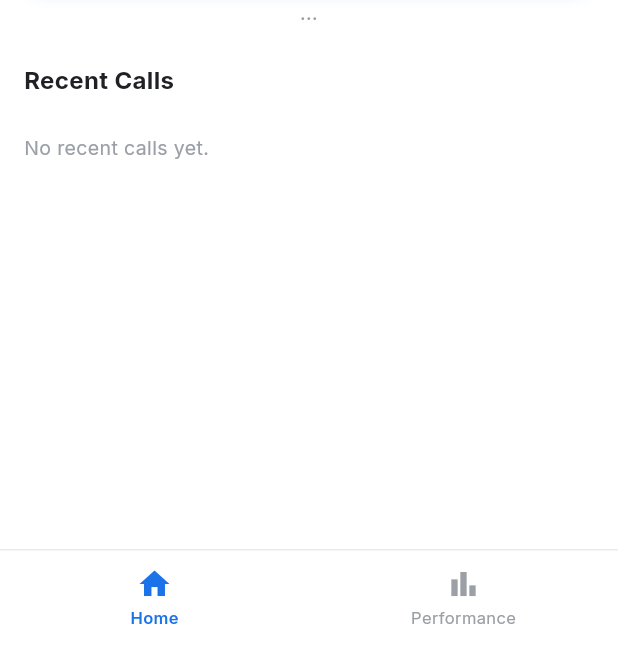
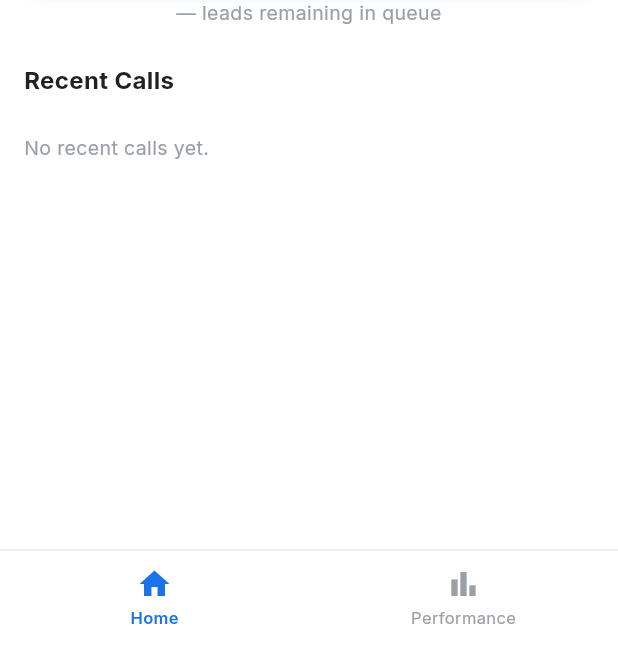
Before and after one commit to arpit0oo/callingapp, a Flutter app: the CallerShell screen opened directly, on a phone screen of 412 x 824 dp, the part 591-1236 px from its top. Run offline on Flutter 3.47's test engine with Material 3 defaults, Android fonts, the phone set to English and light mode, and no system bars; our stand-ins replace cloud_firestore, firebase_auth, firebase_core, firebase_database, google_fonts; missing offline and left inert: dart:html; accounts and stored records are empty.

Commit message:
Home: replace stale stats/summary queue count with live role-based array-length streams

```diff
--- a/lib/features/cold_caller/home_screen.dart
+++ b/lib/features/cold_caller/home_screen.dart
@@ -7,6 +7,7 @@ import 'package:flutter/material.dart';
 import 'package:google_fonts/google_fonts.dart';
 
 import '../../services/app_session.dart';
+import '../../services/firestore_service.dart';
 import '../../services/rtdb_service.dart';
 import '../../shared/widgets/recent_call_row.dart';
 import '../auth/login_screen.dart';
@@ -363,30 +364,25 @@ class _CallerHomeContentState extends State<CallerHomeContent> {
           _StartCallingButton(
               role: widget.role, onTap: _handleStartCalling),
           const SizedBox(height: 8),
-          // Queue count — one-time read from campaigns/{id}/stats/summary
-          FutureBuilder<DocumentSnapshot>(
-            future: AppSession.campaignId.isEmpty
+          // Queue count — live stream, role-based (mirrors CallingDashboard logic)
+          if (widget.role == AppRoles.coldCaller)
+            StreamBuilder<DocumentSnapshot>(
+              stream: AppSession.campaignId.isEmpty
                   ? null
-                : FirebaseFirestore.instance
-                    .collection('tenants')
-                    .doc(AppSession.tenantId)
-                    .collection('campaigns')
-                    .doc(AppSession.campaignId)
-                    .collection('stats')
-                    .doc('summary')
-                    .get(),
-            builder: (context, snapshot) {
-              if (!snapshot.hasData) {
-                return Text('...',
-                    textAlign: TextAlign.center,
-                    style: GoogleFonts.inter(
-                        fontSize: 13, color: _textHint));
+                  : FirestoreService.rawNumbersDoc(
+                      AppSession.tenantId,
+                      AppSession.campaignId,
+                      'unfiltered',
+                    ).snapshots(),
+              builder: (context, snap) {
+                int q = 0;
+                if (snap.hasData && snap.data!.exists) {
+                  final data =
+                      snap.data!.data() as Map<String, dynamic>? ?? {};
+                  q = (data['numbers'] as List<dynamic>?)?.length ?? 0;
                 }
-              final data =
-                  (snapshot.data?.data() as Map<String, dynamic>?) ?? {};
-              final q = (data['queueRemaining'] as num?)?.toInt() ?? 0;
                 return Text(
-                '$q leads remaining in queue',
+                  snap.hasData ? '$q leads remaining in queue' : '...',
                   textAlign: TextAlign.center,
                   style: GoogleFonts.inter(
                       fontSize: 13,
@@ -394,6 +390,63 @@ class _CallerHomeContentState extends State<CallerHomeContent> {
                       fontWeight: FontWeight.w400),
                 );
               },
+            )
+          else if (widget.role == AppRoles.warmCaller)
+            StreamBuilder<DocumentSnapshot>(
+              stream: AppSession.campaignId.isEmpty
+                  ? null
+                  : FirestoreService.warmNumbersDoc(
+                      AppSession.tenantId,
+                      AppSession.campaignId,
+                      'callback',
+                    ).snapshots(),
+              builder: (context, callbackSnap) {
+                return StreamBuilder<DocumentSnapshot>(
+                  stream: AppSession.campaignId.isEmpty
+                      ? null
+                      : FirestoreService.warmNumbersDoc(
+                          AppSession.tenantId,
+                          AppSession.campaignId,
+                          'retry',
+                        ).snapshots(),
+                  builder: (context, retrySnap) {
+                    int q = 0;
+                    final hasBoth =
+                        callbackSnap.hasData && retrySnap.hasData;
+                    if (hasBoth) {
+                      if (callbackSnap.data!.exists) {
+                        final d = callbackSnap.data!.data()
+                                as Map<String, dynamic>? ??
+                            {};
+                        q += (d['numbers'] as List<dynamic>?)?.length ?? 0;
+                      }
+                      if (retrySnap.data!.exists) {
+                        final d = retrySnap.data!.data()
+                                as Map<String, dynamic>? ??
+                            {};
+                        q += (d['numbers'] as List<dynamic>?)?.length ?? 0;
+                      }
+                    }
+                    return Text(
+                      hasBoth ? '$q leads remaining in queue' : '...',
+                      textAlign: TextAlign.center,
+                      style: GoogleFonts.inter(
+                          fontSize: 13,
+                          color: _textHint,
+                          fontWeight: FontWeight.w400),
+                    );
+                  },
+                );
+              },
+            )
+          else
+            Text(
+              '— leads remaining in queue',
+              textAlign: TextAlign.center,
+              style: GoogleFonts.inter(
+                  fontSize: 13,
+                  color: _textHint,
+                  fontWeight: FontWeight.w400),
             ),
         ],
       ),
```
Lines whose indentation alone changed are shown as unchanged.
